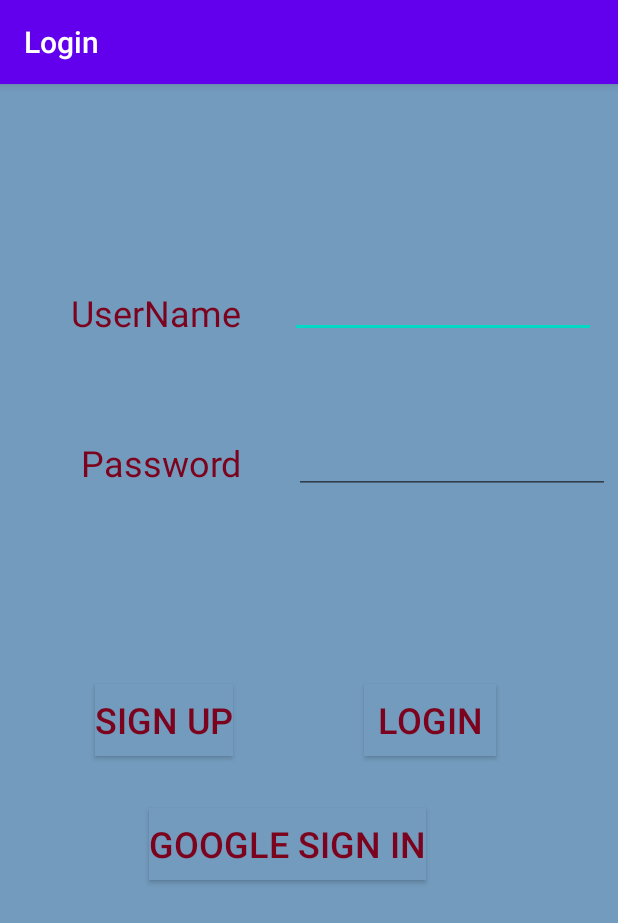
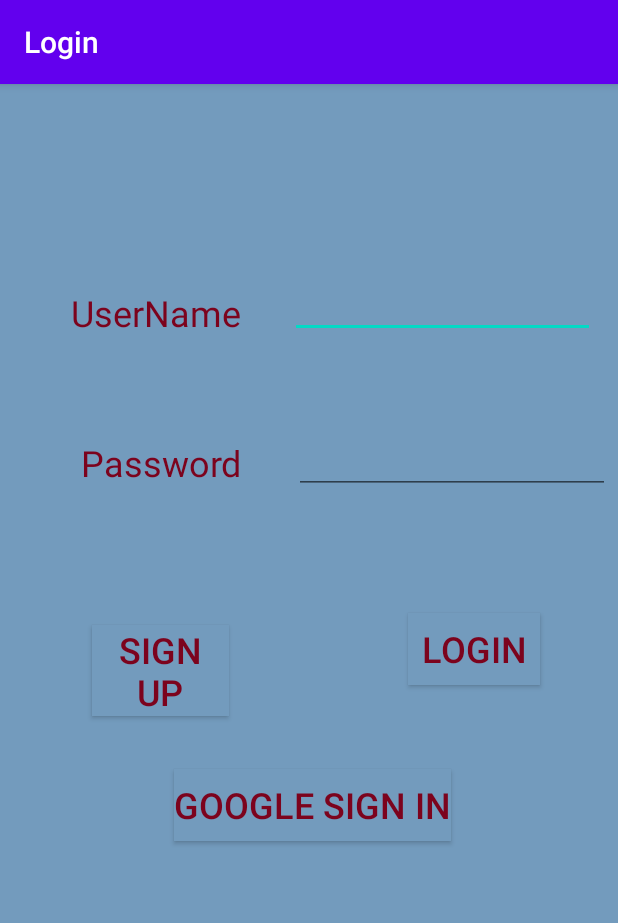
Before and after one commit to mokshith245/Spotify, an Android app: the screen it shows after launch (MainActivity), on a phone screen of 412 x 824 dp. Shown: the top 923 px of the screen. Run offline under Robolectric (Android 15) with nearby library versions, the phone set to English and light mode, and no system bars.

Commit message:
its new branch and some firebase

```diff
--- a/Login2/app/build.gradle
+++ b/Login2/app/build.gradle
@@ -1,4 +1,5 @@
 apply plugin: 'com.android.application'
+apply plugin: 'com.google.gms.google-services'
 
 android {
     compileSdkVersion 29
@@ -28,6 +29,7 @@ dependencies {
 
     implementation 'androidx.appcompat:appcompat:1.1.0'
     implementation 'androidx.constraintlayout:constraintlayout:1.1.3'
+    implementation 'com.google.firebase:firebase-database:19.3.1'
     testImplementation 'junit:junit:4.12'
     androidTestImplementation 'androidx.test.ext:junit:1.1.1'
     androidTestImplementation 'androidx.test.espresso:espresso-core:3.2.0'
--- a/Login2/app/src/main/java/com/example/login/MainActivity.java
+++ b/Login2/app/src/main/java/com/example/login/MainActivity.java
@@ -3,6 +3,7 @@ package com.example.login;
 import androidx.appcompat.app.AppCompatActivity;
 
 import android.os.Bundle;
+import android.widget.Toast;
 
 public class MainActivity extends AppCompatActivity {
 
@@ -10,5 +11,6 @@ public class MainActivity extends AppCompatActivity {
     protected void onCreate(Bundle savedInstanceState) {
         super.onCreate(savedInstanceState);
         setContentView(R.layout.activity_main);
+        Toast.makeText(this, "this is it", Toast.LENGTH_SHORT).show();
     }
 }
--- a/Login2/app/src/main/res/layout/activity_main.xml
+++ b/Login2/app/src/main/res/layout/activity_main.xml
@@ -20,12 +20,12 @@
 
     <EditText
         android:id="@+id/editText"
-        android:layout_width="204dp"
-        android:layout_height="33dp"
+        android:layout_width="203dp"
+        android:layout_height="55dp"
         android:layout_alignParentStart="true"
         android:layout_alignParentTop="true"
         android:layout_marginStart="193dp"
-        android:layout_marginTop="136dp"
+        android:layout_marginTop="114dp"
         android:autofillHints=""
         android:ems="10"
         android:inputType="textPassword"
@@ -45,13 +45,13 @@
 
     <EditText
         android:id="@+id/editText2"
-        android:layout_width="209dp"
-        android:layout_height="29dp"
+        android:layout_width="wrap_content"
+        android:layout_height="wrap_content"
         android:layout_alignParentStart="true"
         android:layout_alignParentTop="true"
         android:layout_alignParentEnd="true"
         android:layout_marginStart="196dp"
-        android:layout_marginTop="244dp"
+        android:layout_marginTop="228dp"
         android:layout_marginEnd="5dp"
         android:ems="10"
         android:importantForAutofill="no"
@@ -62,10 +62,10 @@
         android:id="@+id/button"
         android:layout_width="wrap_content"
         android:layout_height="wrap_content"
+        android:layout_below="@+id/editText2"
         android:layout_alignParentEnd="true"
-        android:layout_alignParentBottom="true"
-        android:layout_marginEnd="81dp"
-        android:layout_marginBottom="320dp"
+        android:layout_marginTop="79dp"
+        android:layout_marginEnd="52dp"
         android:background="#739BBD"
         android:text="@string/login"
         android:textColor="#7C031D"
@@ -75,10 +75,12 @@
         android:id="@+id/button2"
         android:layout_width="wrap_content"
         android:layout_height="wrap_content"
+        android:layout_below="@+id/textView2"
         android:layout_alignParentStart="true"
-        android:layout_alignParentBottom="true"
-        android:layout_marginStart="63dp"
-        android:layout_marginBottom="320dp"
+        android:layout_marginStart="61dp"
+        android:layout_marginTop="92dp"
+        android:layout_marginEnd="119dp"
+        android:layout_toStartOf="@+id/button"
         android:background="#739BBD"
         android:text="@string/sign_up"
         android:textColor="#7C031D"
@@ -88,11 +90,11 @@
         android:id="@+id/button3"
         android:layout_width="wrap_content"
         android:layout_height="wrap_content"
+        android:layout_alignBottom="@+id/button"
         android:layout_alignParentStart="true"
-        android:layout_alignParentBottom="true"
         android:layout_centerHorizontal="true"
-        android:layout_marginStart="99dp"
-        android:layout_marginBottom="237dp"
+        android:layout_marginStart="116dp"
+        android:layout_marginBottom="-104dp"
         android:background="#739BBD"
         android:text="@string/google_sign_in"
         android:textColor="#7C031D"
--- a/Login2/build.gradle
+++ b/Login2/build.gradle
@@ -9,6 +9,7 @@ buildscript {
     }
     dependencies {
         classpath 'com.android.tools.build:gradle:3.6.1'
+        classpath 'com.google.gms:google-services:4.3.3'
 
 
         // NOTE: Do not place your application dependencies here; they belong
```
Also changed, not shown: 1 other file.
